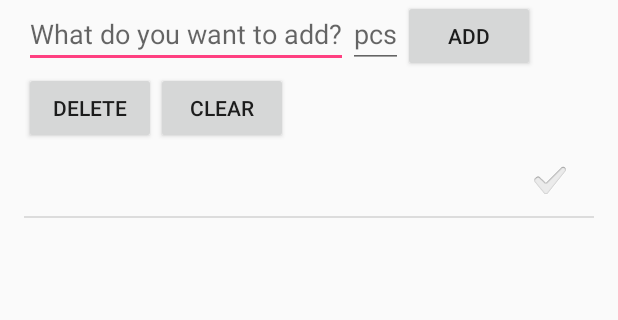
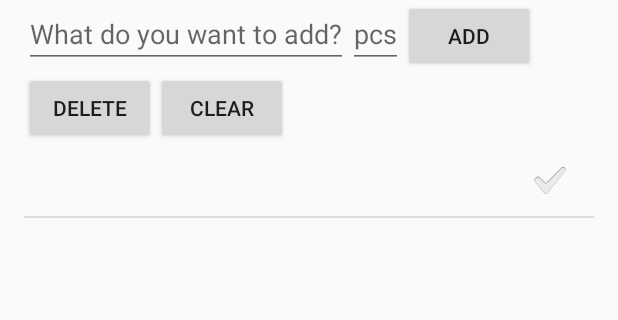
Before and after one commit to heunec/GoneShopping, an Android app: the screen it shows after launch (MainActivity), after a tap on "ADD", on a phone screen of 412 x 824 dp, the part 137-457 px from its top. Run offline under Robolectric (Android 15) with nearby library versions, the phone set to English and light mode, and no system bars.

Commit message:
Exercise 6 -on the way

```diff
--- a/app/src/main/java/org/projects/shoppinglist/MainActivity.java
+++ b/app/src/main/java/org/projects/shoppinglist/MainActivity.java
@@ -63,14 +63,18 @@ public class MainActivity extends AppCompatActivity {
                 EditText apad = (EditText)findViewById(R.id.addquantity);
                 String darab = apad.getText().toString();
                 bag.add(szoveg + " " + darab);
+                anyad.setText("");
+                apad.setText("");
 
                 //The next line is needed in order to say to the ListView
                 //that the data has changed - we have added stuff now!
                 getMyAdapter().notifyDataSetChanged();
 
+
             }
         });
     }
+
 
 
     public void onClickDelItem(View v) {
--- a/app/src/main/res/layout/content_main.xml
+++ b/app/src/main/res/layout/content_main.xml
@@ -1,8 +1,11 @@
 <?xml version="1.0" encoding="utf-8"?>
+<!-- Dummy item to prevent AutoCompleteTextView from receiving focus -->
 <LinearLayout
     xmlns:android="http://schemas.android.com/apk/res/android"
     xmlns:app="http://schemas.android.com/apk/res-auto"
     xmlns:tools="http://schemas.android.com/tools"
+    android:focusable="true"
+    android:focusableInTouchMode="true"
     android:layout_width="match_parent"
     android:layout_height="match_parent"
     android:orientation="vertical"
@@ -24,10 +27,14 @@
         android:layout_width="match_parent"
         android:layout_height="wrap_content">
 
+        <!-- :nextFocusUp and :nextFocusLeft have been set to the id of this component
+to prevent the dummy from receiving focus again -->
     <EditText
         android:id="@+id/addItem"
         android:layout_width="wrap_content"
         android:layout_height="wrap_content"
+        android:nextFocusUp="@id/addItem"
+        android:nextFocusLeft="@id/addItem"
         android:inputType="text"
         android:hint="What do you want to add?"
         android:layout_gravity="center_horizontal" />
```
Also changed, not shown: app/src/main/ic_launcher-web.png (added), app/src/main/res/mipmap-hdpi/ic_launcher.png, app/src/main/res/mipmap-mdpi/ic_launcher.png, app/src/main/res/mipmap-xhdpi/ic_launcher.png, app/src/main/res/mipmap-xxhdpi/ic_launcher.png, app/src/main/res/mipmap-xxxhdpi/ic_launcher.png, 1 other file.
